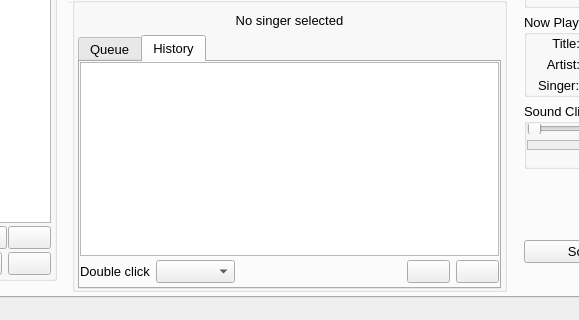
EquinoxEarth/OpenKJ, file src/mainwindow.ui: the form before one commit; both pictures show x 236 to 815 and y 330 to 650 of the 1082 by 650 pixel window.
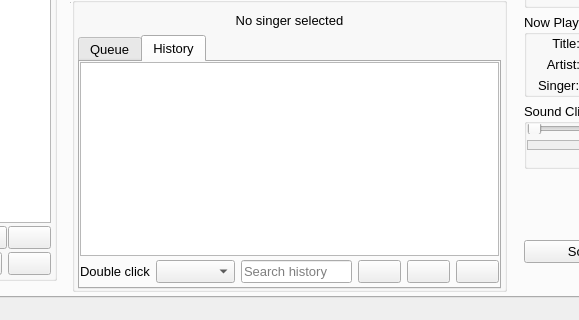
The form after the commit. Icons and pictures are not drawn. Custom widgets are drawn as their Qt base class.

Commit message: Add progressive search to singer history

```diff
--- a/src/mainwindow.ui
+++ b/src/mainwindow.ui
@@ -1139,7 +1139,7 @@
                         </widget>
                        </item>
                        <item>
-                        <layout class="QHBoxLayout" name="horizontalLayout_4">
+                        <layout class="QHBoxLayout" name="horizontalLayout_4" stretch="0,0,1,0,0,0">
                          <property name="topMargin">
                           <number>0</number>
                          </property>
@@ -1158,17 +1158,36 @@
                           </widget>
                          </item>
                          <item>
-                          <spacer name="horizontalSpacer_20">
-                           <property name="orientation">
-                            <enum>Qt::Horizontal</enum>
+                          <widget class="CustomLineEdit" name="lineEditHistorySearch">
+                           <property name="accessibleName">
+                            <string>Search singer history</string>
                            </property>
-                           <property name="sizeHint" stdset="0">
+                           <property name="placeholderText">
+                            <string>Search history</string>
+                           </property>
+                          </widget>
+                         </item>
+                         <item>
+                          <widget class="QPushButton" name="buttonClearHistorySearch">
+                           <property name="focusPolicy">
+                            <enum>Qt::NoFocus</enum>
+                           </property>
+                           <property name="toolTip">
+                            <string>Clear history search</string>
+                           </property>
+                           <property name="accessibleName">
+                            <string>Clear history search</string>
+                           </property>
+                           <property name="text">
+                            <string/>
+                           </property>
+                           <property name="iconSize">
                             <size>
-                             <width>40</width>
-                             <height>20</height>
+                             <width>32</width>
+                             <height>32</height>
                             </size>
                            </property>
-                          </spacer>
+                          </widget>
                          </item>
                          <item>
                           <widget class="QPushButton" name="pushButtonHistoryToQueue">
```
The commit also changes 5 other files.
